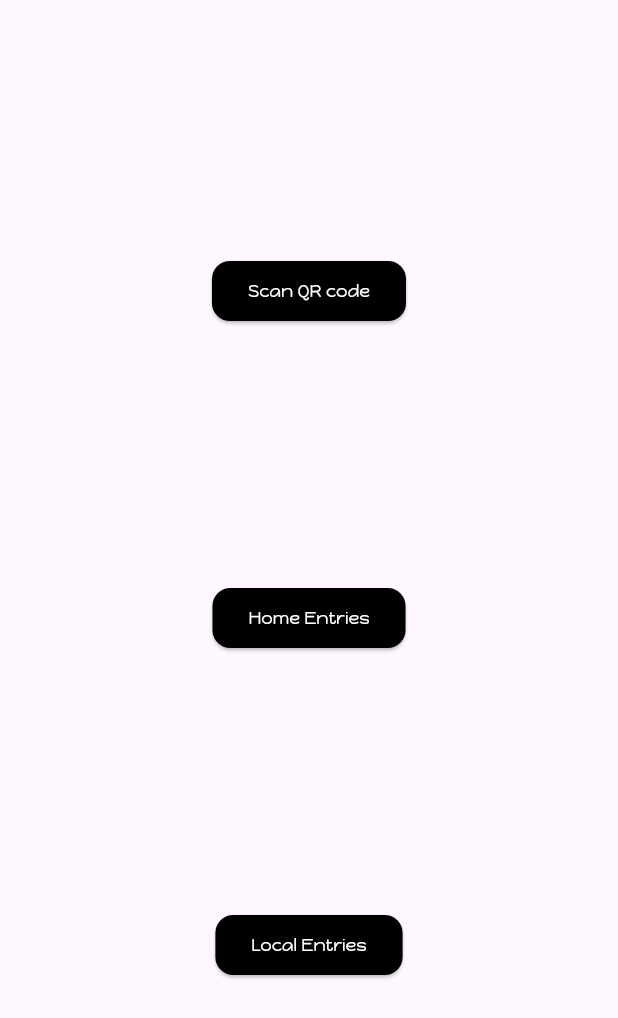
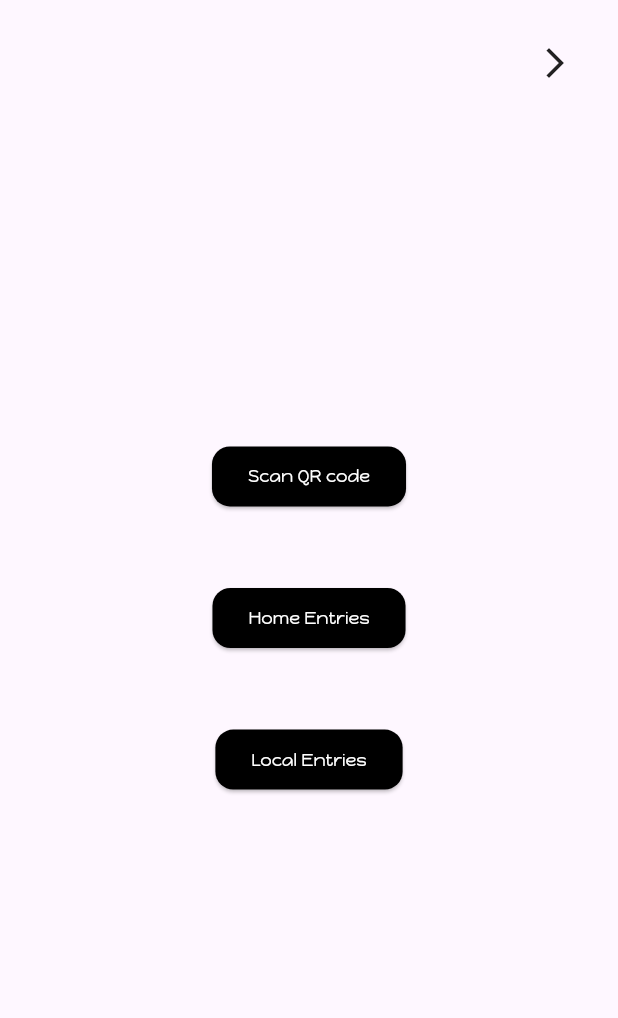
Before and after one commit to om13rajpal/scanago, a Flutter app: the Scan screen opened directly, on a phone screen of 412 x 824 dp. Shown: the top 1018 px of the screen. Run offline on Flutter 3.47's test engine with Material 3 defaults, Android fonts, the phone set to English and light mode, and no system bars; our stand-ins replace fluttertoast, jwt_decoder, qr_flutter, shared_preferences; missing offline and left inert: simple_barcode_scanner; accounts and stored records are empty; network calls fail.

Commit message:
fixed some minor bugs and added logout to admin page

```diff
--- a/lib/entrylist.dart
+++ b/lib/entrylist.dart
@@ -51,7 +51,7 @@ class _EntryListState extends State<EntryList> {
         height: MediaQuery.of(context).size.height,
         color: const Color(0xFFF8F4EA),
         child: entryList.isEmpty
-            ? const Center(child: CircularProgressIndicator())
+            ? const Center(child: Text('No Entry Found'))
             : ListView.builder(
                 itemCount: entryList.length,
                 itemBuilder: (context, index) {
--- a/lib/qrcode.dart
+++ b/lib/qrcode.dart
@@ -104,7 +104,8 @@ class _QrCodeState extends State<QrCodeView> {
                                           'branch': widget.branch,
                                           'dateNtime': now.toIso8601String(),
                                           'reason': reason.text,
-                                          'type': widget.type
+                                          'type': widget.type,
+                                          'image': widget.image
                                         })),
                                   );
                                 },
--- a/lib/scan.dart
+++ b/lib/scan.dart
@@ -5,6 +5,8 @@ import 'package:scanago/button.dart';
 import 'package:fluttertoast/fluttertoast.dart';
 import 'package:http/http.dart' as http;
 import 'package:scanago/entrylist.dart';
+import 'package:scanago/login.dart';
+import 'package:shared_preferences/shared_preferences.dart';
 import 'package:simple_barcode_scanner/simple_barcode_scanner.dart';
 
 class Scan extends StatefulWidget {
@@ -19,6 +21,7 @@ class _ScanState extends State<Scan> {
     var data = jsonDecode(result);
     DateTime dateTime = DateTime.parse(data['dateNtime']);
     String url = data['image'];
+    print(url);
     int hour = dateTime.hour;
     String period = hour >= 12 ? 'PM' : 'AM';
     if (hour == 0) {
@@ -37,7 +40,10 @@ class _ScanState extends State<Scan> {
             mainAxisAlignment: MainAxisAlignment.spaceEvenly,
             crossAxisAlignment: CrossAxisAlignment.center,
             children: [
-              Image.asset(url),
+              Image.network(
+                url,
+                width: 300,
+              ),
               Text('Roll No: ${data['rollNo']}'),
               Text('Branch: ${data['branch']}'),
               Text('Room: ${data['room']}'),
@@ -109,7 +115,28 @@ class _ScanState extends State<Scan> {
   @override
   Widget build(BuildContext context) {
     return Scaffold(
-      body: Column(
+      body: Stack(
+        children: [
+          Positioned(
+              top: 30,
+              right: 30,
+              child: InkWell(
+                onTap: () async {
+                  SharedPreferences prefs =
+                      await SharedPreferences.getInstance();
+                  prefs.remove('token');
+                  Navigator.pushReplacement(
+                      context,
+                      MaterialPageRoute(
+                        builder: (context) => const Login(),
+                      ));
+                },
+                child: Icon(Icons.arrow_forward_ios),
+              )),
+          Center(
+            child: SizedBox(
+              height: MediaQuery.of(context).size.height * 0.40,
+              child: Column(
                 mainAxisAlignment: MainAxisAlignment.spaceEvenly,
                 crossAxisAlignment: CrossAxisAlignment.center,
                 children: [
@@ -120,7 +147,8 @@ class _ScanState extends State<Scan> {
                           var res = await Navigator.push(
                             context,
                             MaterialPageRoute(
-                      builder: (context) => const SimpleBarcodeScannerPage(),
+                              builder: (context) =>
+                                  const SimpleBarcodeScannerPage(),
                             ),
                           );
                           if (res is String) {
@@ -156,6 +184,10 @@ class _ScanState extends State<Scan> {
                       fontSize: 12)
                 ],
               ),
+            ),
+          ),
+        ],
+      ),
     );
   }
 }
```
Lines whose indentation alone changed are shown as unchanged.
